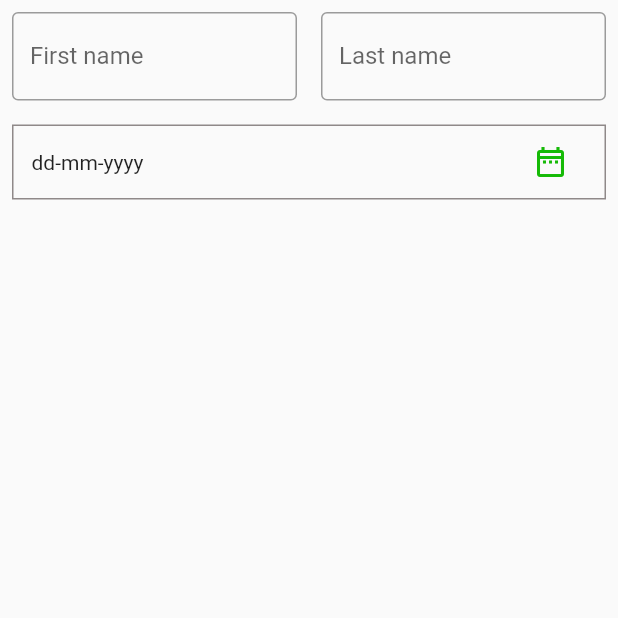
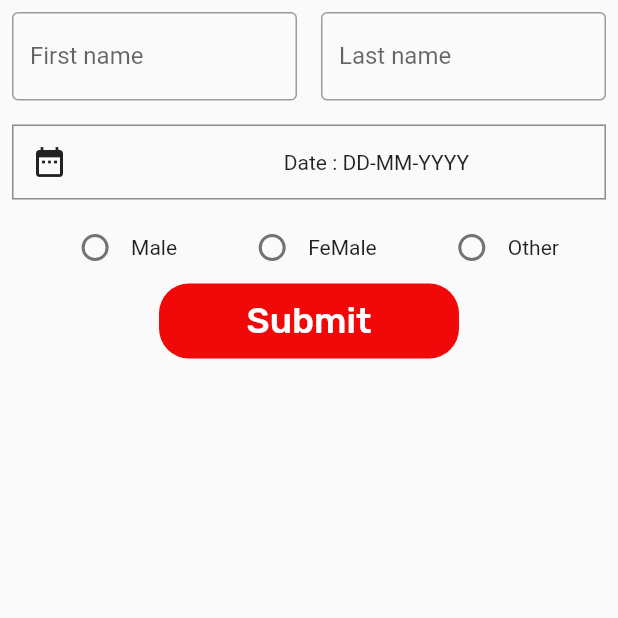
Before and after one commit to jihanislam007/ict_flutter_development_batch4, a Flutter app: the signup screen opened directly, on a phone screen of 412 x 824 dp, the top half of it. Run offline on Flutter 3.47's test engine with Material 2 defaults, Android fonts, the phone set to English and light mode, and no system bars; our stand-ins replace flare_flutter, fluttertoast, google_fonts, liquid_swipe.

Commit message:
class -40

```diff
--- a/lib/Auth/signup.dart
+++ b/lib/Auth/signup.dart
@@ -1,4 +1,6 @@
 import 'package:flutter/material.dart';
+import 'package:fluttertoast/fluttertoast.dart';
+import 'package:google_fonts/google_fonts.dart';
 
 class signup extends StatefulWidget {
   const signup({Key? key}) : super(key: key);
@@ -11,17 +13,7 @@ class _signupState extends State<signup> {
   int _valueradio = 0;
   DateTime? _dateTime;
 
-  getDate() async{
-    DateTime? date = await showDatePicker(
-        context: context,
-        initialDate: DateTime(DateTime.now().year),
-        firstDate: DateTime(DateTime.now().year-20),
-        lastDate: DateTime(DateTime.now().year+2)
-    );
-    setState(() {
-      _dateTime = date!;
-    });
-  }
+
 
   @override
   Widget build(BuildContext context) {
@@ -63,13 +55,17 @@ class _signupState extends State<signup> {
                 height: 50,
                 decoration: BoxDecoration(
                     border: Border.all(width: 1, color: Color(0xFF8F8989))),
-                child: Row(
+                child:
+                /*Row(
                   mainAxisAlignment: MainAxisAlignment.spaceBetween,
                   children: [
                     Padding(
                       padding: const EdgeInsets.all(12.0),
-                      child: Flexible(
-                          child:_dateTime == null? Text('dd-mm-yyyy'): Text('Date : ${_dateTime!.day}-${_dateTime!.month}-${_dateTime!.year}')),
+                      child: Container(
+                        height: 50,
+                        child: Flexible(
+                            child:_dateTime == null? TextField(): Text('Date : ${_dateTime!.day}-${_dateTime!.month}-${_dateTime!.year}')),
+                      ),
                     ),
                     Padding(
                       padding: const EdgeInsets.only(right: 12),
@@ -83,12 +79,143 @@ class _signupState extends State<signup> {
                           )),
                     ),
                   ],
+                ),*/
+
+                Row(
+                  mainAxisAlignment: MainAxisAlignment.spaceBetween,
+                  children: [
+                    IconButton(
+                        onPressed: () {
+                          getDate();
+                        },
+                        icon: Icon(Icons.date_range)),
+                    Padding(
+                      padding: const EdgeInsets.only(right: 12),
+                      child: Container(
+                          height: 50,
+                          width: 280,
+                          /*decoration: BoxDecoration(
+                              border:
+                              Border.all(width: 1, color: Color(0xFF9C9191))
+                          ),*/
+                          child: Center(
+                              child: _dateTime == null
+                                  ? Text('Date : DD-MM-YYYY')
+                                  : Text(
+                                  'Date : ${_dateTime!.day}-${_dateTime!.month}-${_dateTime!.year}'))),
+                    ),
+                  ],
                 ),
               ),
-            )
+            ),
+
+            Row(
+              mainAxisAlignment: MainAxisAlignment.spaceEvenly,
+              children: [
+                Row(
+                  children: [
+                    Radio(
+                      activeColor: Colors.pink,
+                        value: 1,
+                        groupValue: _valueradio,
+                        onChanged: (value){
+                          setState(() {
+                            _valueradio = value as int;
+                          });
+                        }
+                    ),
+                    Text('Male')
+                  ],
+                ),
+                Row(
+                  children: [
+                    Radio(
+                        activeColor: Colors.pink,
+                        value: 2,
+                        groupValue: _valueradio,
+                        onChanged: (value){
+                          setState(() {
+                            _valueradio = value as int;
+                          });
+                        }
+                    ),
+                    Text('FeMale')
+                  ],
+                ),
+                Row(
+                  children: [
+                    Radio(
+                        activeColor: Colors.pink,
+                        value: 3,
+                        groupValue: _valueradio,
+                        onChanged: (value){
+                          setState(() {
+                            _valueradio = value as int;
+                          });
+                        }
+                    ),
+                    Text('Other')
+                  ],
+                )
+              ],
+            ),
+
+            Container(
+              height: 50,
+              width: 200,
+              decoration: BoxDecoration(
+                  borderRadius: BorderRadius.circular(20),
+                  color: Color(0xFFF10909)),
+              child: TextButton(
+                onPressed: () {
+                  /*Fluttertoast.showToast(
+                        msg: userController.text +'\n'+ PassController.text, toastLength: Toast.LENGTH_LONG,gravity: ToastGravity.SNACKBAR);*/
+
+                  gender();
+                    /*Fluttertoast.showToast(
+                        msg: _valueradio.toString(), toastLength: Toast.LENGTH_LONG,gravity: ToastGravity.SNACKBAR);
+*/
+
+                },
+                child: Text('Submit',
+                    style: GoogleFonts.rubik(
+                        textStyle: TextStyle(
+                            color: Color(
+                              0xFFFFFFFF,
+                            ),
+                            fontSize: 24))),
+              ),
+            ),
+
           ],
         ),
       ),
     );
   }
+
+  getDate() async{
+    DateTime? date = await showDatePicker(
+        context: context,
+        initialDate: DateTime(DateTime.now().year),
+        firstDate: DateTime(DateTime.now().year-20),
+        lastDate: DateTime(DateTime.now().year+2)
+    );
+    setState(() {
+      _dateTime = date!;
+    });
+  }
+
+  gender(){
+    if(_valueradio==1){
+      Fluttertoast.showToast(msg: 'Male',toastLength: Toast.LENGTH_LONG);
+    }else if(_valueradio==2){
+      Fluttertoast.showToast(msg: 'FeMale',toastLength: Toast.LENGTH_LONG);
+    }else if(_valueradio==3){
+      Fluttertoast.showToast(msg: 'other',toastLength: Toast.LENGTH_LONG);
+    }else{
+      Fluttertoast.showToast(msg: 'Please Select your gender',toastLength: Toast.LENGTH_LONG);
+
+    }
+  }
+
 }
```
